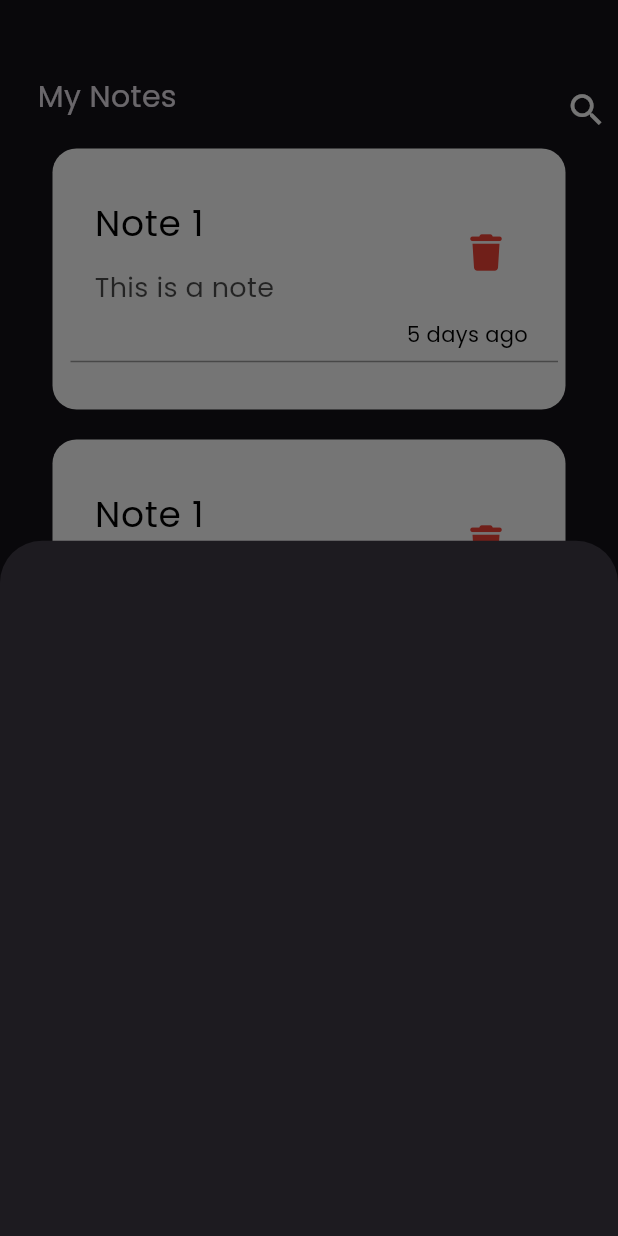
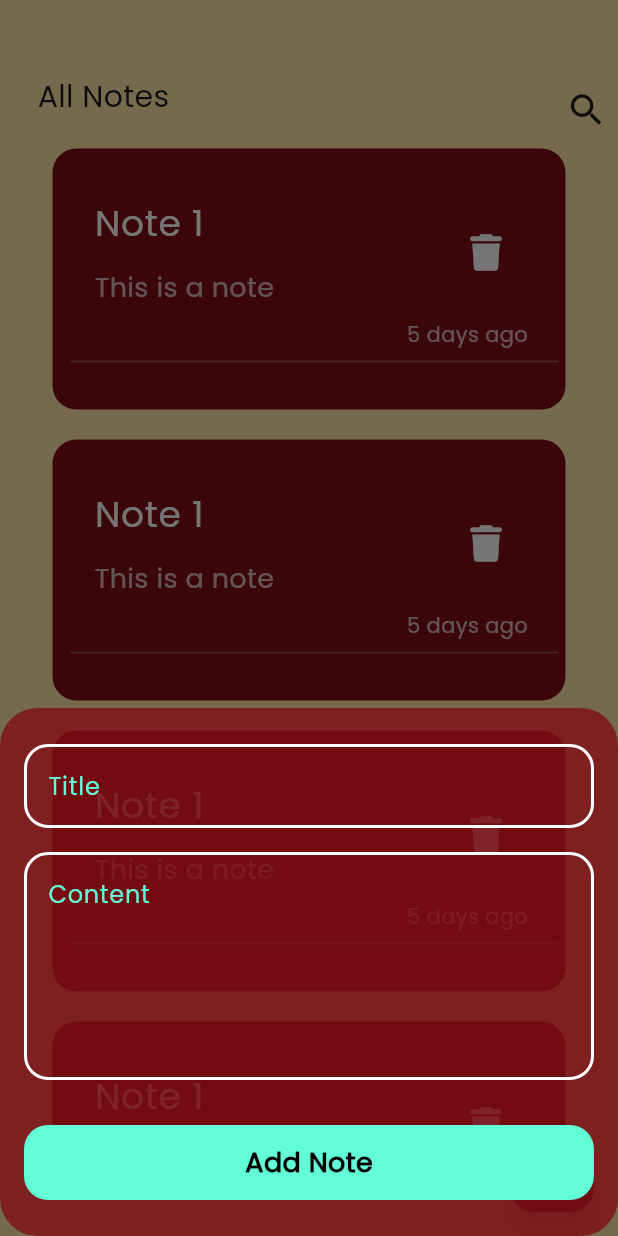
Before and after one commit to ahmedfarghaly47/MyNotes, a Flutter app: the screen it shows after launch, after a tap on the "add" icon, on a phone screen of 412 x 824 dp. Run offline on Flutter 3.47's test engine with Material 3 defaults, Android fonts, the phone set to English and light mode, and no system bars; our stand-ins replace font_awesome_flutter.

Commit message:
Full GUI

```diff
--- /dev/null
+++ b/lib/global.dart
@@ -0,0 +1,13 @@
+library;
+
+import 'dart:ui';
+
+class Global {
+  static const String appName = 'My Notes';
+  static const String appVersion = '1.0.0';
+}
+
+const textFieldColior = Color(0xFF62FCD7);
+const primaryColor = Color.fromARGB(255, 100, 13, 20);
+const secondaryColor = Color.fromARGB(255, 128, 14, 19);
+const backColor = Color.fromARGB(255, 255, 230, 167);
--- a/lib/main.dart
+++ b/lib/main.dart
@@ -1,4 +1,5 @@
 import 'package:flutter/material.dart';
+import 'package:mynotes/global.dart';
 import 'package:mynotes/views/notes_view.dart';
 
 void main() {
@@ -14,7 +15,8 @@ class MyNotes extends StatelessWidget {
       debugShowCheckedModeBanner: false,
       title: 'My Notes',
       theme: ThemeData(
-        brightness: Brightness.dark,
+        brightness: Brightness.light,
+        scaffoldBackgroundColor: backColor,
         fontFamily: 'Poppins',
       ),
       home: NotesView(),
--- a/lib/views/notes_view.dart
+++ b/lib/views/notes_view.dart
@@ -1,4 +1,5 @@
 import 'package:flutter/material.dart';
+import 'package:mynotes/global.dart';
 import 'package:mynotes/widgets/add_note_button_sheet.dart';
 import 'package:mynotes/widgets/notes_view_body.dart';
 
@@ -11,15 +12,20 @@ class NotesView extends StatelessWidget {
       floatingActionButton: FloatingActionButton(
         onPressed: () {
           showModalBottomSheet(
+              shape: RoundedRectangleBorder(
+                borderRadius: BorderRadius.circular(25),
+              ),
+              backgroundColor: secondaryColor.withValues(alpha: 0.8),
               context: context,
               builder: (context) {
                 return AddNoteButtomSheet();
               });
         },
-        backgroundColor: Colors.green.shade500,
+        backgroundColor: primaryColor,
         focusColor: Colors.white,
         child: Icon(
           Icons.add,
+          color: Colors.white,
         ),
       ),
       body: NotesViewBody(),
--- a/lib/widgets/add_note_button_sheet.dart
+++ b/lib/widgets/add_note_button_sheet.dart
@@ -1,10 +1,30 @@
 import 'package:flutter/material.dart';
+import 'package:mynotes/widgets/button_full_width.dart';
+import 'package:mynotes/widgets/custom_input_text_field.dart';
 
 class AddNoteButtomSheet extends StatelessWidget {
   const AddNoteButtomSheet({super.key});
 
   @override
   Widget build(BuildContext context) {
-    return Container();
+    return Padding(
+      padding: const EdgeInsets.symmetric(horizontal: 16, vertical: 24),
+      child: SingleChildScrollView(
+        child: Column(
+          children: [
+            CustomInputTextField(
+              hintText: 'Title',
+            ),
+            const SizedBox(height: 16),
+            CustomInputTextField(
+              hintText: 'Content',
+              maxLines: 5,
+            ),
+            const SizedBox(height: 30),
+            ButtonFullWidth(),
+          ],
+        ),
+      ),
+    );
   }
 }
--- /dev/null
+++ b/lib/widgets/button_full_width.dart
@@ -0,0 +1,23 @@
+import 'package:flutter/material.dart';
+import 'package:mynotes/global.dart';
+
+class ButtonFullWidth extends StatelessWidget {
+  const ButtonFullWidth({super.key});
+
+  @override
+  Widget build(BuildContext context) {
+    return Container(
+      width: MediaQuery.of(context).size.width,
+      height: 50,
+      decoration: BoxDecoration(
+          color: textFieldColior, borderRadius: BorderRadius.circular(16)),
+      child: Center(
+        child: Text(
+          'Add Note',
+          style: TextStyle(
+              color: Colors.black, fontSize: 18, fontWeight: FontWeight.bold),
+        ),
+      ),
+    );
+  }
+}
--- a/lib/widgets/custom_app_bar.dart
+++ b/lib/widgets/custom_app_bar.dart
@@ -1,21 +1,24 @@
 import 'package:flutter/material.dart';
-import 'package:mynotes/widgets/custom_search_icon.dart';
+import 'package:mynotes/widgets/custom_icon.dart';
 
 class CustomAppBar extends StatelessWidget {
-  const CustomAppBar({super.key});
+  const CustomAppBar({super.key, required this.title, required this.icon});
+
+  final String title;
+  final IconData icon;
 
   @override
   Widget build(BuildContext context) {
     return Row(
       children: [
         Text(
-          'My Notes',
+          title,
           style: TextStyle(
             fontSize: 20,
           ),
         ),
         Spacer(),
-        CustonSearchIcon(),
+        CustonIcon(icon: icon),
       ],
     );
   }
--- a/lib/widgets/custom_search_icon.dart
+++ b/lib/widgets/custom_icon.dart
@@ -1,7 +1,9 @@
 import 'package:flutter/material.dart';
 
-class CustonSearchIcon extends StatelessWidget {
-  const CustonSearchIcon({super.key});
+class CustonIcon extends StatelessWidget {
+  const CustonIcon({super.key, required this.icon});
+
+  final IconData icon;
 
   @override
   Widget build(BuildContext context) {
@@ -14,7 +16,7 @@ class CustonSearchIcon extends StatelessWidget {
       ),
       child: Center(
         child: Icon(
-          Icons.search,
+          icon,
           size: 28,
         ),
       ),
--- /dev/null
+++ b/lib/widgets/custom_input_text_field.dart
@@ -0,0 +1,37 @@
+import 'package:flutter/material.dart';
+import 'package:mynotes/global.dart';
+
+class CustomInputTextField extends StatelessWidget {
+  const CustomInputTextField(
+      {super.key,
+      required this.hintText,
+      this.maxLines = 1,
+      this.obscureText = false});
+
+  final String hintText;
+  final int maxLines;
+  final bool obscureText;
+
+  @override
+  Widget build(BuildContext context) {
+    return TextField(
+      cursorColor: textFieldColior,
+      maxLines: maxLines,
+      decoration: InputDecoration(
+        border: buildBorder(),
+        enabledBorder: buildBorder(),
+        focusedBorder: buildBorder(textFieldColior),
+        hintText: hintText,
+        hintStyle: TextStyle(color: textFieldColior),
+      ),
+      style: TextStyle(color: Colors.white),
+    );
+  }
+
+  OutlineInputBorder buildBorder([color]) {
+    return OutlineInputBorder(
+      borderSide: BorderSide(color: color ?? Colors.white, width: 2.0),
+      borderRadius: BorderRadius.circular(16),
+    );
+  }
+}
--- a/lib/widgets/custom_note_item.dart
+++ b/lib/widgets/custom_note_item.dart
@@ -1,16 +1,24 @@
 import 'package:flutter/material.dart';
 import 'package:font_awesome_flutter/font_awesome_flutter.dart';
+import 'package:mynotes/global.dart';
+import 'package:mynotes/views/edit_note_view.dart';
 
 class NoteItem extends StatelessWidget {
   const NoteItem({super.key});
 
   @override
   Widget build(BuildContext context) {
-    return Container(
+    return GestureDetector(
+      onTap: () {
+        Navigator.push(context, MaterialPageRoute(builder: (context) {
+          return EditNoteView();
+        }));
+      },
+      child: Container(
         margin: const EdgeInsets.all(10),
         padding: const EdgeInsets.only(top: 24, bottom: 24, left: 12, right: 5),
         decoration: BoxDecoration(
-        color: Colors.white,
+          color: secondaryColor,
           borderRadius: BorderRadius.circular(16),
         ),
         child: Column(
@@ -19,19 +27,19 @@ class NoteItem extends StatelessWidget {
             ListTile(
               title: Text(
                 'Note 1',
-              style: TextStyle(fontSize: 24, color: Colors.black),
+                style: TextStyle(fontSize: 24, color: Colors.white),
               ),
               subtitle: Padding(
                 padding: const EdgeInsets.only(top: 12),
                 child: Text(
                   'This is a note',
                   style: TextStyle(
-                    fontSize: 18, color: Colors.black.withValues(alpha: 0.7)),
+                      fontSize: 18, color: Colors.white.withValues(alpha: 0.7)),
                 ),
               ),
               trailing: IconButton(
                 // icon: const Icon(Icons.delete, color: Colors.red),
-              icon: Icon(FontAwesomeIcons.trash, color: Colors.red),
+                icon: Icon(FontAwesomeIcons.trash, color: Colors.white),
                 onPressed: () {},
               ),
             ),
@@ -39,13 +47,15 @@ class NoteItem extends StatelessWidget {
               padding: const EdgeInsets.only(right: 20),
               child: Text(
                 '5 days ago',
-              style: TextStyle(color: Colors.black, fontSize: 14),
+                style: TextStyle(
+                    color: Colors.white.withValues(alpha: 0.7), fontSize: 14),
               ),
             ),
             Divider(
-            color: Colors.grey,
+              color: Colors.white.withValues(alpha: 0.3),
             ),
           ],
+        ),
       ),
     );
   }
--- a/lib/widgets/notes_view_body.dart
+++ b/lib/widgets/notes_view_body.dart
@@ -11,10 +11,10 @@ class NotesViewBody extends StatelessWidget {
       padding: const EdgeInsets.symmetric(horizontal: 25, vertical: 50),
       child: Column(
         children: [
-          // const SizedBox(
-          //   height: 50,
-          // ),
-          CustomAppBar(),
+          CustomAppBar(
+            title: 'All Notes',
+            icon: Icons.search,
+          ),
           Expanded(child: NoteListView()),
         ],
       ),
```
Also changed, not shown: lib/models/note_model.dart (added, +15 -0 lines), lib/views/edit_note_view.dart (added, +13 -0 lines), lib/widgets/edit_note_view_body.dart (added, +35 -0 lines). Lines whose indentation alone changed are shown as unchanged.
